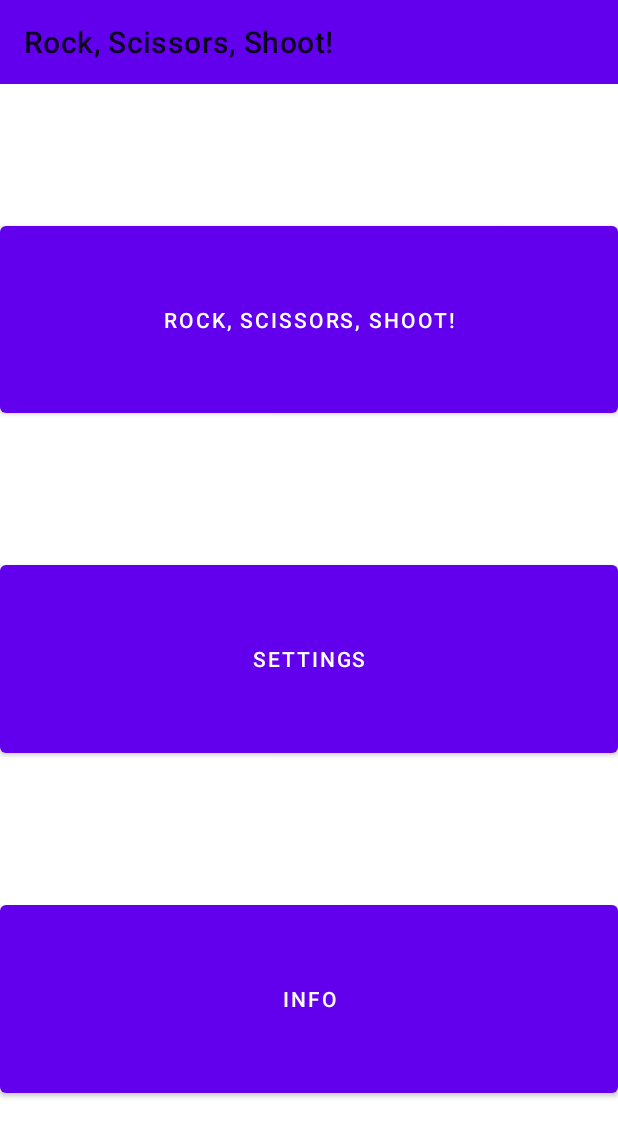
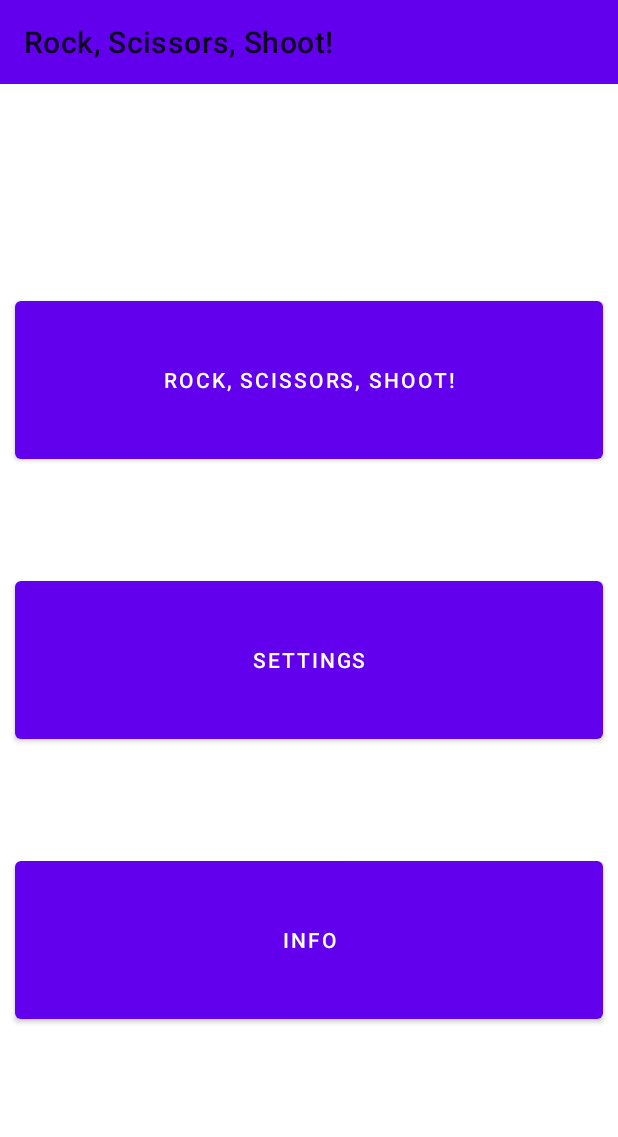
Before and after one commit to ghostwalker18/Rock-Scissors-Paper-Lizard-Spock, an Android app: the screen it shows after launch (EntranceActivity), on a phone screen of 412 x 824 dp. Shown: the top 1137 px of the screen. Run offline under Robolectric (Android 15) with nearby library versions, the phone set to English and light mode, and no system bars.

Commit message:
updated homescreen

```diff
--- a/app/src/main/res/layout/activity_entrance.xml
+++ b/app/src/main/res/layout/activity_entrance.xml
@@ -3,6 +3,7 @@
     android:orientation="vertical"
     android:layout_width="match_parent"
     android:layout_height="match_parent">
+
     <androidx.appcompat.widget.Toolbar
         android:id="@+id/my_toolbar"
         android:layout_width="match_parent"
@@ -11,15 +12,18 @@
         android:logo="@drawable/logo"
         android:minHeight="?attr/actionBarSize"
         android:theme="?attr/actionBarTheme" />
+
     <Space
         android:layout_width="match_parent"
         android:layout_height="wrap_content"
-        android:layout_weight="1"/>
+        android:layout_weight="2"/>
+
     <Button
         android:id="@+id/startGameButton"
         android:layout_width="match_parent"
         android:layout_height="wrap_content"
         android:layout_weight="1"
+        android:layout_marginHorizontal="10dp"
         android:text="@string/app_name" />
 
     <Space
@@ -32,6 +36,7 @@
         android:layout_width="match_parent"
         android:layout_height="wrap_content"
         android:layout_weight="1"
+        android:layout_marginHorizontal="10dp"
         android:text="@string/action_settings" />
 
     <Space
@@ -43,10 +48,12 @@
         android:id="@+id/faqButton"
         android:layout_width="match_parent"
         android:layout_height="wrap_content"
-        android:text="@string/info_activity_label"
-        android:layout_weight="1"/>
+        android:layout_weight="1"
+        android:layout_marginHorizontal="10dp"
+        android:text="@string/info_activity_label" />
+
     <Space
         android:layout_width="match_parent"
         android:layout_height="wrap_content"
-        android:layout_weight="1"/>
+        android:layout_weight="2"/>
 </LinearLayout>
```
